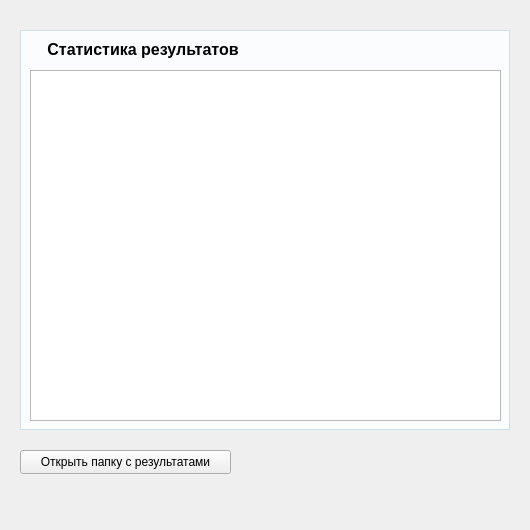
Above: app/gui/widgets/result.ui from Alina-Murzakova/Infill_drilling before the change. Below: the same form after it.
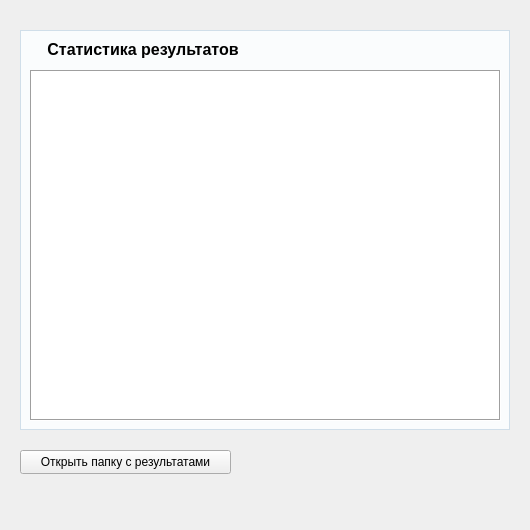
That is the form after the change.

Diff of the .ui file:
```diff
--- a/app/gui/widgets/result.ui
+++ b/app/gui/widgets/result.ui
@@ -74,6 +74,9 @@
       <height>351</height>
      </rect>
     </property>
+    <property name="frameShape">
+     <enum>QFrame::Box</enum>
+    </property>
    </widget>
   </widget>
  </widget>
```
